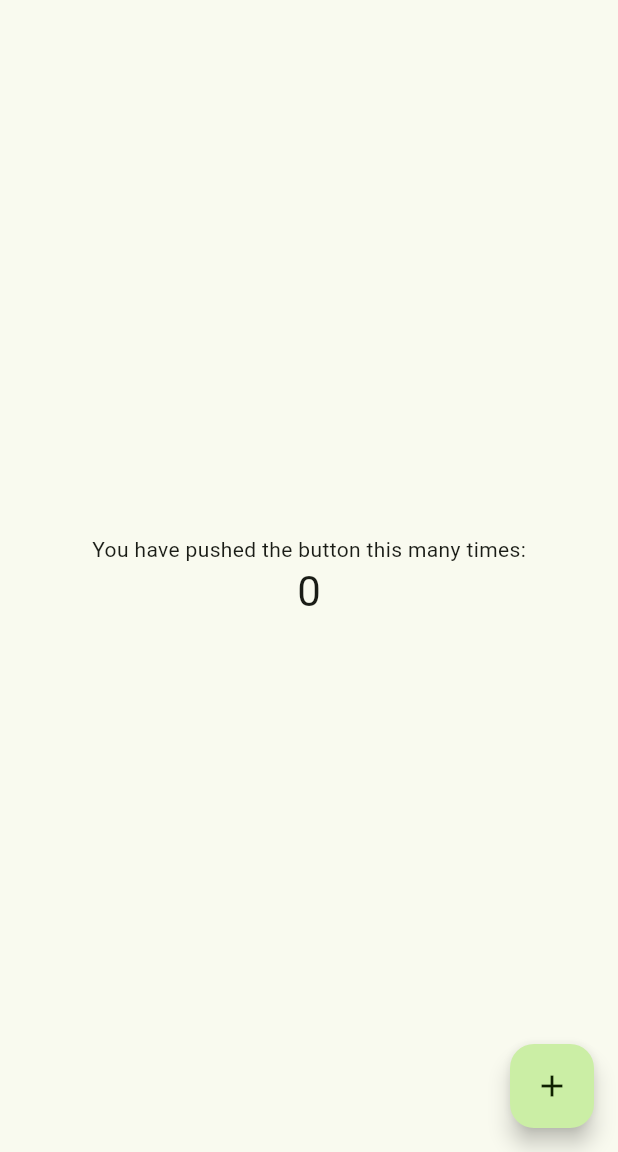
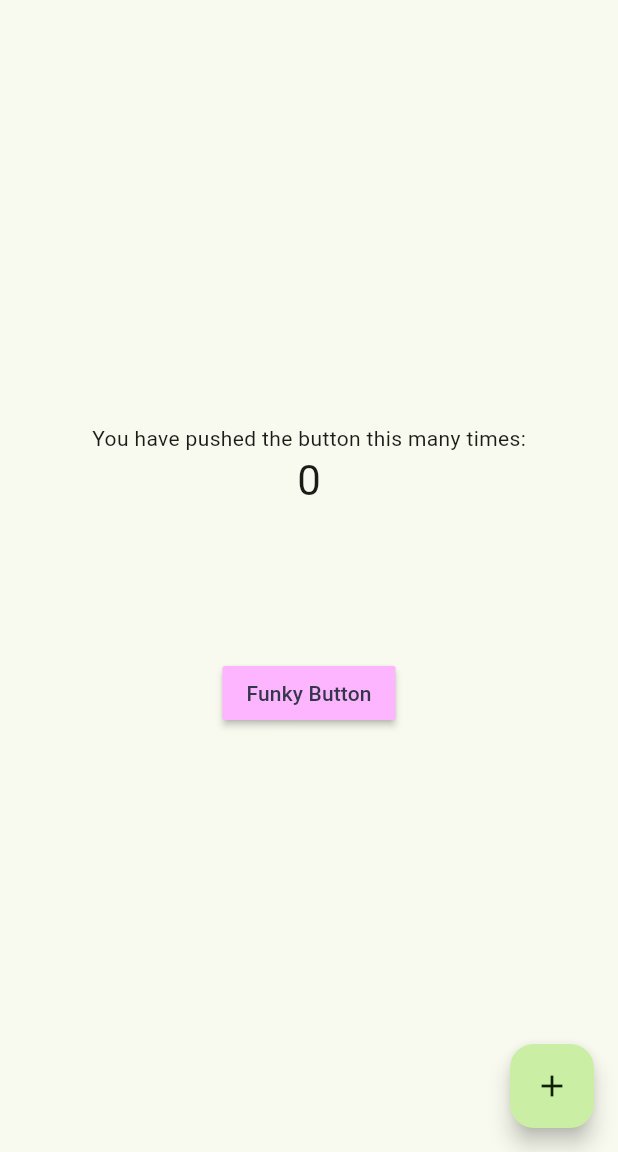
Before and after one commit to AliAkberAakash/leafy, a Flutter app: the screen it shows after launch, on a phone screen of 412 x 824 dp, the part 84-1236 px from its top. Run offline on Flutter 3.47's test engine with Material 3 defaults, Android fonts, the phone set to English and light mode, and no system bars.

Commit message:
leafy-01: Create Theme Extensions

```diff
--- a/lib/main.dart
+++ b/lib/main.dart
@@ -1,5 +1,6 @@
 import 'package:flutter/material.dart';
-import 'package:leafy/styles/theme.dart';
+import 'package:leafy/styles/theme/theme.dart';
+import 'package:leafy/styles/util/extensions.dart';
 
 void main() {
   runApp(const MyApp());
@@ -23,15 +24,6 @@ class MyApp extends StatelessWidget {
 class MyHomePage extends StatefulWidget {
   const MyHomePage({super.key, required this.title});
 
-  // This widget is the home page of your application. It is stateful, meaning
-  // that it has a State object (defined below) that contains fields that affect
-  // how it looks.
-
-  // This class is the configuration for the state. It holds the values (in this
-  // case the title) provided by the parent (in this case the App widget) and
-  // used by the build method of the State. Fields in a Widget subclass are
-  // always marked "final".
-
   final String title;
 
   @override
@@ -43,50 +35,21 @@ class _MyHomePageState extends State<MyHomePage> {
 
   void _incrementCounter() {
     setState(() {
-      // This call to setState tells the Flutter framework that something has
-      // changed in this State, which causes it to rerun the build method below
-      // so that the display can reflect the updated values. If we changed
-      // _counter without calling setState(), then the build method would not be
-      // called again, and so nothing would appear to happen.
       _counter++;
     });
   }
 
   @override
   Widget build(BuildContext context) {
-    // This method is rerun every time setState is called, for instance as done
-    // by the _incrementCounter method above.
-    //
-    // The Flutter framework has been optimized to make rerunning build methods
-    // fast, so that you can just rebuild anything that needs updating rather
-    // than having to individually change instances of widgets.
+    final leafyColorExtension = context.themeExtension;
+
     return Scaffold(
       appBar: AppBar(
-        // TRY THIS: Try changing the color here to a specific color (to
-        // Colors.amber, perhaps?) and trigger a hot reload to see the AppBar
-        // change color while the other colors stay the same.
         backgroundColor: Theme.of(context).colorScheme.inversePrimary,
-        // Here we take the value from the MyHomePage object that was created by
-        // the App.build method, and use it to set our appbar title.
         title: Text(widget.title),
       ),
       body: Center(
-        // Center is a layout widget. It takes a single child and positions it
-        // in the middle of the parent.
         child: Column(
-          // Column is also a layout widget. It takes a list of children and
-          // arranges them vertically. By default, it sizes itself to fit its
-          // children horizontally, and tries to be as tall as its parent.
-          //
-          // Column has various properties to control how it sizes itself and
-          // how it positions its children. Here we use mainAxisAlignment to
-          // center the children vertically; the main axis here is the vertical
-          // axis because Columns are vertical (the cross axis would be
-          // horizontal).
-          //
-          // TRY THIS: Invoke "debug painting" (choose the "Toggle Debug Paint"
-          // action in the IDE, or press "p" in the console), to see the
-          // wireframe for each widget.
           mainAxisAlignment: MainAxisAlignment.center,
           children: <Widget>[
             const Text(
@@ -96,6 +59,15 @@ class _MyHomePageState extends State<MyHomePage> {
               '$_counter',
               style: Theme.of(context).textTheme.headlineMedium,
             ),
+            const SizedBox(
+              height: 100,
+            ),
+            MaterialButton(
+              color: leafyColorExtension.lfCustomFunky,
+              textColor: leafyColorExtension.lfCustomOnFunky,
+              child: const Text("Funky Button"),
+              onPressed: () {},
+            ),
           ],
         ),
       ),
@@ -103,7 +75,7 @@ class _MyHomePageState extends State<MyHomePage> {
         onPressed: _incrementCounter,
         tooltip: 'Increment',
         child: const Icon(Icons.add),
-      ), // This trailing comma makes auto-formatting nicer for build methods.
+      ),
     );
   }
 }
--- /dev/null
+++ b/lib/styles/theme/leafy_extension.dart
@@ -0,0 +1,35 @@
+import "package:flutter/material.dart";
+
+class LeafyColorExtension extends ThemeExtension<LeafyColorExtension> {
+  final Color lfCustomFunky;
+  final Color lfCustomOnFunky;
+
+  LeafyColorExtension({
+    required this.lfCustomFunky,
+    required this.lfCustomOnFunky
+  });
+
+  @override
+  LeafyColorExtension copyWith({
+    Color? lfCustomFunky,
+    Color? lfCustomOnFunky,
+  }) {
+    return LeafyColorExtension(
+      lfCustomFunky: lfCustomFunky ?? this.lfCustomFunky,
+      lfCustomOnFunky: lfCustomOnFunky ?? this.lfCustomOnFunky,
+    );
+  }
+
+  @override
+  LeafyColorExtension lerp(covariant ThemeExtension<LeafyColorExtension>? other,
+      double t) {
+    if (other is! LeafyColorExtension) {
+      return this;
+    }
+
+    return LeafyColorExtension(
+      lfCustomFunky: Color.lerp(lfCustomFunky, other.lfCustomFunky, t)!,
+      lfCustomOnFunky: Color.lerp(lfCustomOnFunky, other.lfCustomOnFunky, t)!,
+    );
+  }
+}
--- a/lib/styles/theme.dart
+++ b/lib/styles/theme/theme.dart
@@ -1,4 +1,6 @@
 import "package:flutter/material.dart";
+import "package:leafy/styles/theme/leafy_extension.dart";
+import "package:leafy/tokens/color/reference_tokens.dart";
 import "package:leafy/tokens/color/system_tokens_dark.dart";
 import "package:leafy/tokens/color/system_tokens_light.dart";
 
@@ -59,12 +61,19 @@ class LeafyTheme {
       surfaceContainer: lfSystemSurfaceContainerLight,
       surfaceContainerHigh: lfSystemSurfaceContainerHighLight,
       surfaceContainerHighest: lfSystemSurfaceContainerHighestLight,
-    )
-    ;
+    );
   }
 
   ThemeData light() {
-    return theme(lightScheme().toColorScheme());
+    return theme(
+      lightScheme().toColorScheme(),
+      extensions: [
+        LeafyColorExtension(
+          lfCustomFunky: lfRefFunkyLight,
+          lfCustomOnFunky: lfRefOnFunkyLight,
+        ),
+      ],
+    );
   }
 
   static MaterialScheme darkScheme() {
@@ -119,15 +128,26 @@ class LeafyTheme {
       surfaceContainer: lfSystemSurfaceContainerDark,
       surfaceContainerHigh: lfSystemSurfaceContainerHighDark,
       surfaceContainerHighest: lfSystemSurfaceContainerHighestDark,
-    )
-    ;
+    );
   }
 
   ThemeData dark() {
-    return theme(darkScheme().toColorScheme());
+    return theme(
+      darkScheme().toColorScheme(),
+      extensions: [
+        LeafyColorExtension(
+          lfCustomFunky: lfRefFunkyDark,
+          lfCustomOnFunky: lfRefOnFunkyDark,
+        ),
+      ],
+    );
   }
 
-  ThemeData theme(ColorScheme colorScheme) => ThemeData(
+  ThemeData theme(
+    ColorScheme colorScheme, {
+    List<ThemeExtension> extensions = const [],
+  }) =>
+      ThemeData(
         useMaterial3: true,
         brightness: colorScheme.brightness,
         colorScheme: colorScheme,
@@ -137,11 +157,8 @@ class LeafyTheme {
         ),
         scaffoldBackgroundColor: colorScheme.background,
         canvasColor: colorScheme.surface,
+        extensions: extensions,
       );
-
-
-  List<ExtendedColor> get extendedColors => [
-  ];
 }
 
 class MaterialScheme {
@@ -286,38 +303,3 @@ extension MaterialSchemeUtils on MaterialScheme {
     );
   }
 }
-
-class ExtendedColor {
-  final Color seed, value;
-  final ColorFamily light;
-  final ColorFamily lightHighContrast;
-  final ColorFamily lightMediumContrast;
-  final ColorFamily dark;
-  final ColorFamily darkHighContrast;
-  final ColorFamily darkMediumContrast;
-
-  const ExtendedColor({
-    required this.seed,
-    required this.value,
-    required this.light,
-    required this.lightHighContrast,
-    required this.lightMediumContrast,
-    required this.dark,
-    required this.darkHighContrast,
-    required this.darkMediumContrast,
-  });
-}
-
-class ColorFamily {
-  const ColorFamily({
-    required this.color,
-    required this.onColor,
-    required this.colorContainer,
-    required this.onColorContainer,
-  });
-
-  final Color color;
-  final Color onColor;
-  final Color colorContainer;
-  final Color onColorContainer;
-}
--- /dev/null
+++ b/lib/styles/util/extensions.dart
@@ -0,0 +1,7 @@
+import 'package:flutter/material.dart';
+import 'package:leafy/styles/theme/leafy_extension.dart';
+
+extension LeafyExtension on BuildContext {
+  LeafyColorExtension get themeExtension =>
+      Theme.of(this).extension<LeafyColorExtension>()!;
+}
--- a/lib/tokens/color/reference_tokens.dart
+++ b/lib/tokens/color/reference_tokens.dart
@@ -46,7 +46,6 @@ const Color lfRefOutlineVariantLight = Color(0xFFC4C8BA);
 const Color lfRefShadowLight = Color(0xFF000000);
 const Color lfRefScrimLight = Color(0xFF000000);
 
-
 // Reference Color Tokens for Dark Theme
 const Color lfRefPrimaryDark = Color(0xFFB0D18B);
 const Color lfRefOnPrimaryDark = Color(0xFF1D3702);
@@ -92,3 +91,9 @@ const Color lfRefOutlineVariantDark = Color(0xFF44483D);
 
 const Color lfRefShadowDark = Color(0xFF000000);
 const Color lfRefScrimDark = Color(0xFF000000);
+
+const Color lfRefFunkyLight = Color(0xFFFEB5FF);
+const Color lfRefOnFunkyLight = Color(0xFF34374A);
+
+const Color lfRefFunkyDark = Color(0xFF755375);
+const Color lfRefOnFunkyDark = Color(0xFFE1E4F5);
```
Lines whose indentation alone changed are shown as unchanged.
